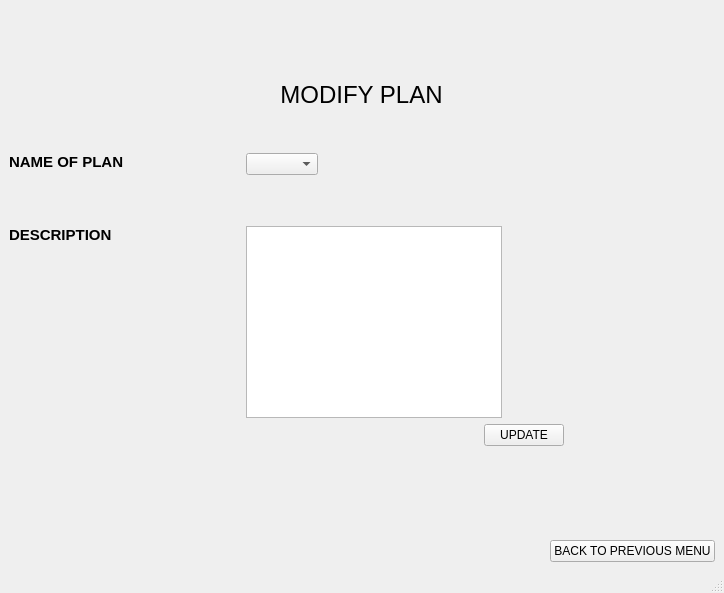
First picture: the form in ui/modify-plan.ui, repository yashu2001/gym-manager, before the edit.
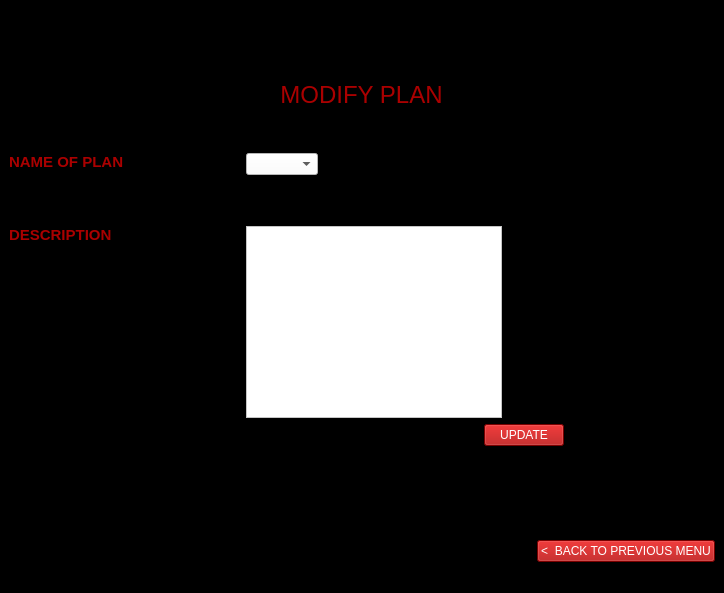
Second picture: the form after the edit. Icons and pictures are not drawn.

Patch:
```diff
--- a/ui/modify-plan.ui
+++ b/ui/modify-plan.ui
@@ -13,6 +13,9 @@
   <property name="windowTitle">
    <string>MainWindow</string>
   </property>
+  <property name="styleSheet">
+   <string notr="true">background-color: rgb(0, 0, 0);</string>
+  </property>
   <widget class="QWidget" name="centralwidget">
    <layout class="QGridLayout" name="gridLayout">
     <item row="0" column="0" colspan="3" alignment="Qt::AlignHCenter|Qt::AlignTop">
@@ -30,6 +33,9 @@
     </item>
     <item row="1" column="0" colspan="3" alignment="Qt::AlignHCenter|Qt::AlignTop">
      <widget class="QLabel" name="label_2">
+      <property name="styleSheet">
+       <string notr="true">color: rgb(170, 0, 0);</string>
+      </property>
       <property name="text">
        <string>&lt;html&gt;&lt;head/&gt;&lt;body&gt;&lt;p align=&quot;center&quot;&gt;&lt;span style=&quot; font-size:18pt;&quot;&gt;MODIFY PLAN&lt;/span&gt;&lt;/p&gt;&lt;/body&gt;&lt;/html&gt;</string>
       </property>
@@ -37,26 +43,45 @@
     </item>
     <item row="2" column="0" alignment="Qt::AlignLeft|Qt::AlignTop">
      <widget class="QLabel" name="label_3">
+      <property name="styleSheet">
+       <string notr="true">color: rgb(170, 0, 0);</string>
+      </property>
       <property name="text">
        <string>&lt;html&gt;&lt;head/&gt;&lt;body&gt;&lt;p&gt;&lt;span style=&quot; font-size:11pt; font-weight:600;&quot;&gt;NAME OF PLAN&lt;/span&gt;&lt;/p&gt;&lt;/body&gt;&lt;/html&gt;</string>
       </property>
      </widget>
     </item>
     <item row="2" column="1" alignment="Qt::AlignLeft|Qt::AlignTop">
-     <widget class="QComboBox" name="comboBox"/>
+     <widget class="QComboBox" name="comboBox">
+      <property name="styleSheet">
+       <string notr="true">background-color: rgb(255, 255, 255);</string>
+      </property>
+     </widget>
     </item>
     <item row="3" column="0" alignment="Qt::AlignLeft|Qt::AlignTop">
      <widget class="QLabel" name="label_4">
+      <property name="styleSheet">
+       <string notr="true">color:rgb(170, 0, 0);</string>
+      </property>
       <property name="text">
        <string>&lt;html&gt;&lt;head/&gt;&lt;body&gt;&lt;p&gt;&lt;span style=&quot; font-size:11pt; font-weight:600;&quot;&gt;DESCRIPTION&lt;/span&gt;&lt;/p&gt;&lt;/body&gt;&lt;/html&gt;</string>
       </property>
      </widget>
     </item>
     <item row="3" column="1" colspan="2" alignment="Qt::AlignLeft|Qt::AlignTop">
-     <widget class="QTextEdit" name="textEdit"/>
+     <widget class="QTextEdit" name="textEdit">
+      <property name="styleSheet">
+       <string notr="true">background-color: rgb(255, 255, 255);</string>
+      </property>
+     </widget>
     </item>
     <item row="4" column="2" alignment="Qt::AlignLeft|Qt::AlignTop">
      <widget class="QPushButton" name="pushButton">
+      <property name="styleSheet">
+       <string notr="true">color: rgb(255, 255, 255);
+background-color: rgb(170, 0, 0);
+font: 75 10pt &quot;MS Shell Dlg 2&quot;;</string>
+      </property>
       <property name="text">
        <string>UPDATE</string>
       </property>
@@ -64,8 +89,13 @@
     </item>
     <item row="5" column="2" alignment="Qt::AlignRight|Qt::AlignBottom">
      <widget class="QPushButton" name="pushButton_2">
+      <property name="styleSheet">
+       <string notr="true">color: rgb(255, 255, 255);
+background-color: rgb(170, 0, 0);
+font: 75 10pt &quot;MS Shell Dlg 2&quot;;</string>
+      </property>
       <property name="text">
-       <string>BACK TO PREVIOUS MENU</string>
+       <string>&lt;  BACK TO PREVIOUS MENU</string>
       </property>
      </widget>
     </item>
```
